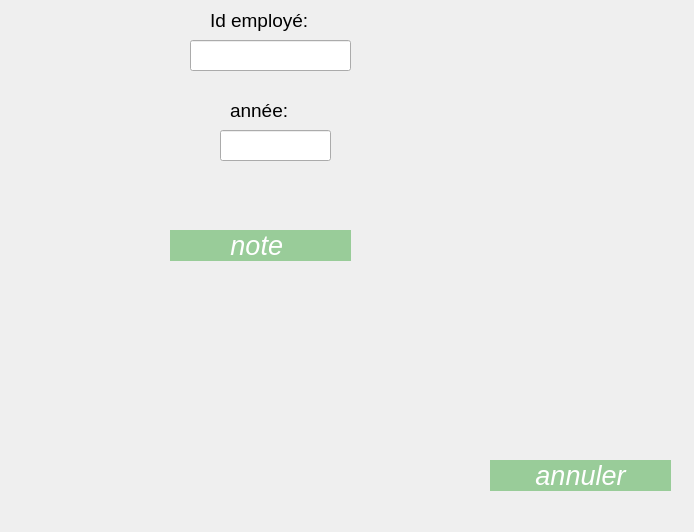
The window that dialogscore.ui (ProjetCpp-2425/projetcpp-smart-cleaning-store) describes before a commit, drawn with Qt 5.
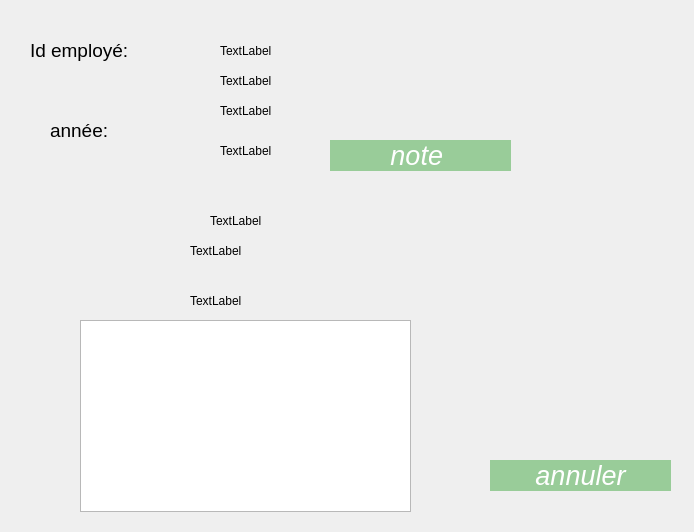
The same window after the commit.

```diff
--- a/dialogscore.ui
+++ b/dialogscore.ui
@@ -13,21 +13,11 @@
   <property name="windowTitle">
    <string>Dialog</string>
   </property>
-  <widget class="QLineEdit" name="lineEdit_Annee_score">
-   <property name="geometry">
-    <rect>
-     <x>220</x>
-     <y>130</y>
-     <width>111</width>
-     <height>31</height>
-    </rect>
-   </property>
-  </widget>
   <widget class="QLabel" name="prenom_4">
    <property name="geometry">
     <rect>
-     <x>210</x>
-     <y>10</y>
+     <x>30</x>
+     <y>40</y>
      <width>141</width>
      <height>21</height>
     </rect>
@@ -45,8 +35,8 @@
   <widget class="QPushButton" name="pushButton_calculerScore">
    <property name="geometry">
     <rect>
-     <x>170</x>
-     <y>230</y>
+     <x>330</x>
+     <y>140</y>
      <width>181</width>
      <height>31</height>
     </rect>
@@ -85,8 +75,8 @@
   <widget class="QLabel" name="label_39">
    <property name="geometry">
     <rect>
-     <x>230</x>
-     <y>90</y>
+     <x>50</x>
+     <y>110</y>
      <width>121</width>
      <height>41</height>
     </rect>
@@ -141,21 +131,11 @@
     <bool>false</bool>
    </property>
   </widget>
-  <widget class="QLineEdit" name="lineEdit_IDE_score">
-   <property name="geometry">
-    <rect>
-     <x>190</x>
-     <y>40</y>
-     <width>161</width>
-     <height>31</height>
-    </rect>
-   </property>
-  </widget>
   <widget class="QLabel" name="label_etoiles_score">
    <property name="geometry">
     <rect>
-     <x>130</x>
-     <y>280</y>
+     <x>240</x>
+     <y>160</y>
      <width>281</width>
      <height>91</height>
     </rect>
@@ -164,6 +144,107 @@
     <string/>
    </property>
   </widget>
+  <widget class="QLabel" name="labelNom">
+   <property name="geometry">
+    <rect>
+     <x>220</x>
+     <y>30</y>
+     <width>181</width>
+     <height>41</height>
+    </rect>
+   </property>
+   <property name="text">
+    <string>TextLabel</string>
+   </property>
+  </widget>
+  <widget class="QLabel" name="labelPoste">
+   <property name="geometry">
+    <rect>
+     <x>220</x>
+     <y>60</y>
+     <width>181</width>
+     <height>41</height>
+    </rect>
+   </property>
+   <property name="text">
+    <string>TextLabel</string>
+   </property>
+  </widget>
+  <widget class="QLabel" name="labelEmail">
+   <property name="geometry">
+    <rect>
+     <x>220</x>
+     <y>90</y>
+     <width>181</width>
+     <height>41</height>
+    </rect>
+   </property>
+   <property name="text">
+    <string>TextLabel</string>
+   </property>
+  </widget>
+  <widget class="QLabel" name="labelAnciennete">
+   <property name="geometry">
+    <rect>
+     <x>220</x>
+     <y>130</y>
+     <width>181</width>
+     <height>41</height>
+    </rect>
+   </property>
+   <property name="text">
+    <string>TextLabel</string>
+   </property>
+  </widget>
+  <widget class="QLabel" name="labelNouveau">
+   <property name="geometry">
+    <rect>
+     <x>210</x>
+     <y>200</y>
+     <width>181</width>
+     <height>41</height>
+    </rect>
+   </property>
+   <property name="text">
+    <string>TextLabel</string>
+   </property>
+  </widget>
+  <widget class="QLabel" name="labelSoldeConges">
+   <property name="geometry">
+    <rect>
+     <x>190</x>
+     <y>230</y>
+     <width>181</width>
+     <height>41</height>
+    </rect>
+   </property>
+   <property name="text">
+    <string>TextLabel</string>
+   </property>
+  </widget>
+  <widget class="QLabel" name="labelDisponibilite">
+   <property name="geometry">
+    <rect>
+     <x>190</x>
+     <y>280</y>
+     <width>181</width>
+     <height>41</height>
+    </rect>
+   </property>
+   <property name="text">
+    <string>TextLabel</string>
+   </property>
+  </widget>
+  <widget class="QTableWidget" name="tableWidgetConges">
+   <property name="geometry">
+    <rect>
+     <x>80</x>
+     <y>320</y>
+     <width>331</width>
+     <height>192</height>
+    </rect>
+   </property>
+  </widget>
  </widget>
  <resources/>
  <connections/>
```
